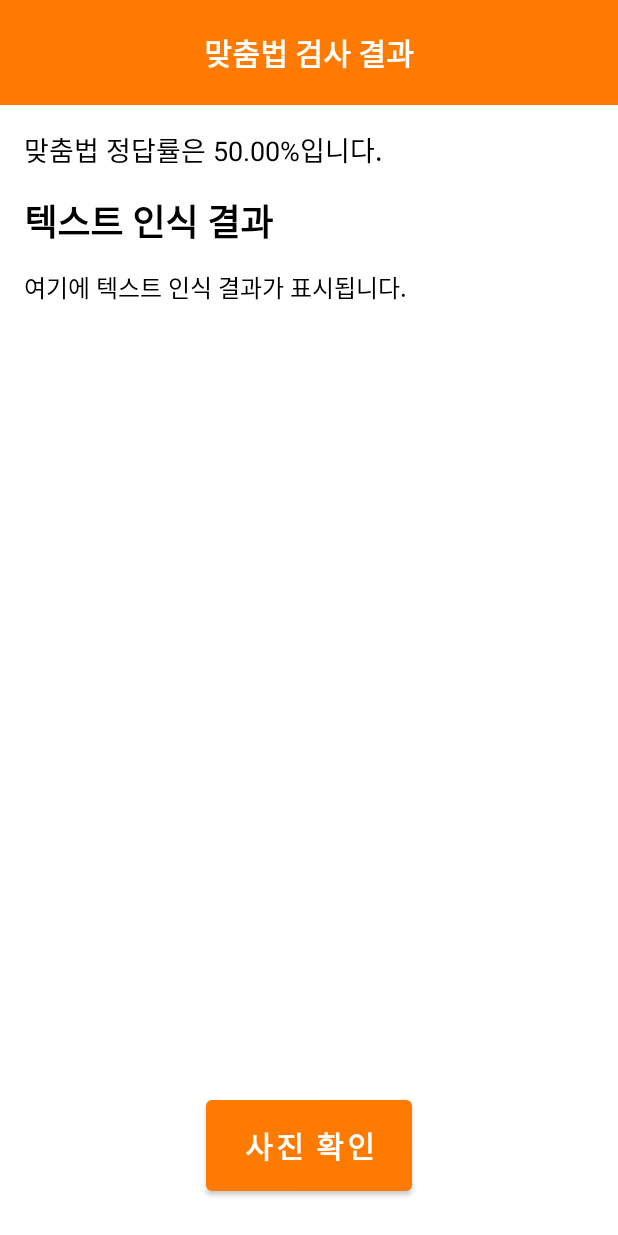
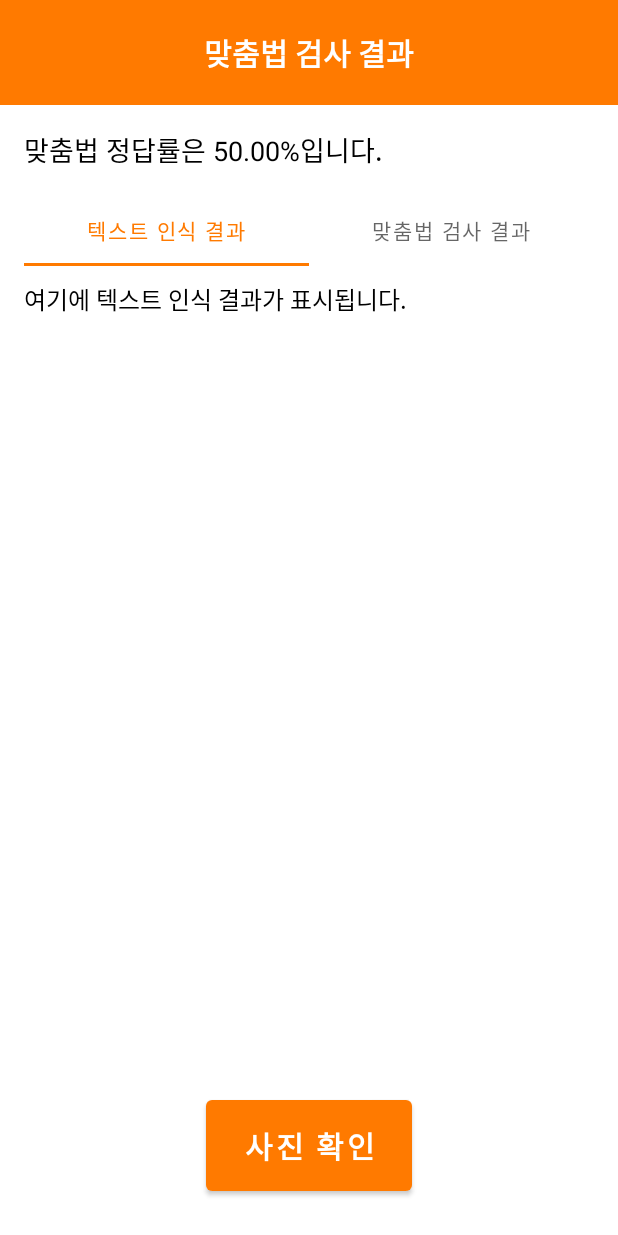
Before and after one commit to gidskql6671/ocr-application, an Android app: the ResultActivity screen opened directly, with no data from a screen before it, on a phone screen of 412 x 824 dp. Run offline under Robolectric (Android 15) with nearby library versions, the light colour scheme and no system bars.

Commit message:
UI 개선

```diff
--- a/app/src/main/java/com/example/ocr_application/ResultPageFragmentAdapter.kt
+++ b/app/src/main/java/com/example/ocr_application/ResultPageFragmentAdapter.kt
@@ -14,9 +14,9 @@ class ResultPageFragmentAdapter(
 
     override fun createFragment(position: Int): Fragment =
         if (position == 0) {
-            ResultPageFragment("텍스트 인식 결과", originText)
+            ResultPageFragment(originText)
         } else {
-            ResultPageFragment("맞춤법 검사 결과", correctText)
+            ResultPageFragment(correctText)
         }
 
 }
--- a/app/src/main/java/com/example/ocr_application/activity/ResultActivity.kt
+++ b/app/src/main/java/com/example/ocr_application/activity/ResultActivity.kt
@@ -11,6 +11,7 @@ import com.example.ocr_application.ResultPageFragmentAdapter
 import com.example.ocr_application.databinding.ActivityResultBinding
 import com.example.ocr_application.dto.OcrResponse
 import com.example.ocr_application.retrofit.RetrofitClient
+import com.google.android.material.tabs.TabLayoutMediator
 import okhttp3.MediaType
 import okhttp3.MultipartBody
 import okhttp3.RequestBody
@@ -22,13 +23,10 @@ import java.io.File
 
 class ResultActivity : AppCompatActivity() {
 
-//    lateinit var correctTextView: TextView
-//    lateinit var originTextView: TextView
     lateinit var correctPercentTextView: TextView
     lateinit var pager: ViewPager2
 
     private lateinit var binding: ActivityResultBinding
-
 
     override fun onCreate(savedInstanceState: Bundle?) {
         super.onCreate(savedInstanceState)
@@ -57,6 +55,15 @@ class ResultActivity : AppCompatActivity() {
                     }
                 }
             })
+
+            TabLayoutMediator(binding.tabLayout, it) { tab, position ->
+                if (position == 0) {
+                    tab.text = "텍스트 인식 결과"
+                }
+                else {
+                    tab.text = "맞춤법 검사 결과"
+                }
+            }.attach()
         }
 
         correctPercentTextView = binding.correctPercentTextView
--- a/app/src/main/java/com/example/ocr_application/fragment/ResultPageFragment.kt
+++ b/app/src/main/java/com/example/ocr_application/fragment/ResultPageFragment.kt
@@ -8,17 +8,13 @@ import android.widget.TextView
 import androidx.fragment.app.Fragment
 import com.example.ocr_application.R
 
-class ResultPageFragment(
-    private val title: String,
-    private val content: String
-) : Fragment() {
+class ResultPageFragment(private val content: String) : Fragment() {
     override fun onCreateView(inflater: LayoutInflater,
                               container: ViewGroup?,
-                              savedInstanceState: Bundle?): View? {
+                              savedInstanceState: Bundle?): View {
 
         val view: View = inflater.inflate(R.layout.fragment_result_slide_page, container, false)
 
-        view.findViewById<TextView>(R.id.titleTextView).text = title
         view.findViewById<TextView>(R.id.content).text = content
 
         return view
--- a/app/src/main/res/layout/activity_result.xml
+++ b/app/src/main/res/layout/activity_result.xml
@@ -40,17 +40,24 @@
             android:textColor="@color/black"
             android:textSize="18sp" />
 
-        <FrameLayout
-            android:id="@+id/frameLayout"
+        <LinearLayout
+            android:id="@+id/linearLayout"
             android:layout_width="match_parent"
             android:layout_height="match_parent"
+            android:orientation="vertical"
             android:layout_marginTop="16dp" >
+
+            <com.google.android.material.tabs.TabLayout
+                android:id="@+id/tab_layout"
+                android:layout_width="match_parent"
+                android:layout_height="wrap_content"
+                android:layout_marginBottom="10dp" />
 
             <androidx.viewpager2.widget.ViewPager2
                 android:id="@+id/pager"
                 android:layout_width="match_parent"
                 android:layout_height="match_parent" />
-        </FrameLayout>
+        </LinearLayout>
     </LinearLayout>
 
     <Button
--- a/app/src/main/res/layout/fragment_result_slide_page.xml
+++ b/app/src/main/res/layout/fragment_result_slide_page.xml
@@ -1,5 +1,5 @@
 <?xml version="1.0" encoding="utf-8"?>
-<LinearLayout xmlns:android="http://schemas.android.com/apk/res/android"
+<ScrollView xmlns:android="http://schemas.android.com/apk/res/android"
     xmlns:tools="http://schemas.android.com/tools"
     android:layout_width="match_parent"
     android:layout_height="match_parent"
@@ -7,28 +7,11 @@
     tools:context=".fragment.ResultPageFragment">
 
     <TextView
-        android:id="@+id/titleTextView"
+        android:id="@+id/content"
         android:layout_width="match_parent"
         android:layout_height="wrap_content"
-        android:text="title"
+        android:text="content"
         android:textColor="@color/black"
-        android:textSize="24sp"
-        android:textStyle="bold"
-        android:layout_marginBottom="14dp" />
+        android:textSize="16sp" />
 
-    <ScrollView
-        android:id="@+id/scrollViewLayout"
-        android:layout_width="match_parent"
-        android:layout_height="match_parent"
-        android:orientation="vertical">
-
-        <TextView
-            android:id="@+id/content"
-            android:layout_width="match_parent"
-            android:layout_height="wrap_content"
-            android:text="content"
-            android:textColor="@color/black"
-            android:textSize="16sp" />
-    </ScrollView>
-
-</LinearLayout>
+</ScrollView>
```
